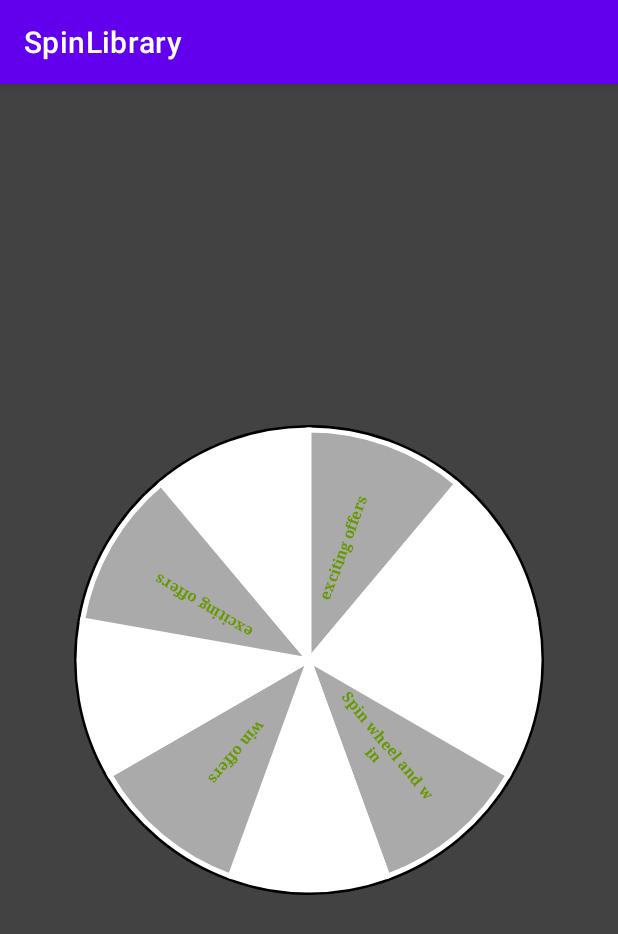
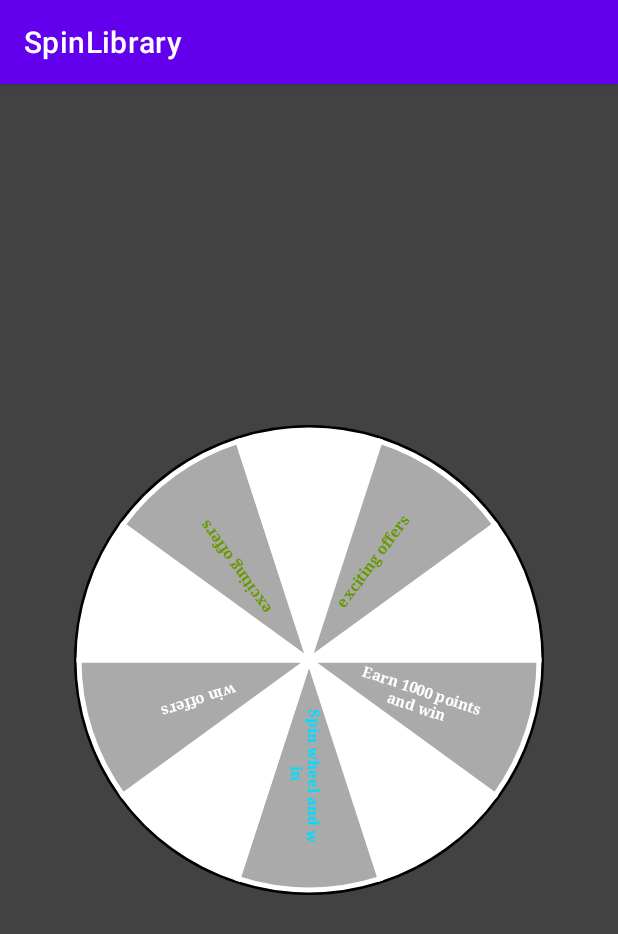
Before and after one commit to Sha489/SpinLibrary, an Android app: the screen it shows after launch (MainActivity), on a phone screen of 412 x 824 dp. Shown: the top 934 px of the screen. Run offline under Robolectric (Android 15) with nearby library versions, the phone set to English and light mode, and no system bars.

Commit message:
Changes in text color - individual

```diff
--- a/app/src/main/java/com/app/spinlibrary/MainActivity.kt
+++ b/app/src/main/java/com/app/spinlibrary/MainActivity.kt
@@ -21,11 +21,11 @@ class MainActivity : AppCompatActivity() {
     fun setData() {
         luckyItems = ArrayList<LuckyItem>()
 
-//        luckyItems?.add(LuckyItem(" Earn 1000 points and win", ContextCompat.getColor(applicationContext, android.R.color.darker_gray), ContextCompat.getColor(applicationContext, android.R.color.white)))
+        luckyItems?.add(LuckyItem(" Earn 1000 points and win", ContextCompat.getColor(applicationContext, android.R.color.darker_gray), ContextCompat.getColor(applicationContext, android.R.color.white)))
         luckyItems?.add(LuckyItem("", ContextCompat.getColor(applicationContext, android.R.color.white), ContextCompat.getColor(applicationContext, android.R.color.holo_green_dark)))
-        luckyItems?.add(LuckyItem(" Spin wheel and win", ContextCompat.getColor(applicationContext, android.R.color.darker_gray), ContextCompat.getColor(applicationContext, android.R.color.holo_green_dark)))
+        luckyItems?.add(LuckyItem(" Spin wheel and win", ContextCompat.getColor(applicationContext, android.R.color.darker_gray), ContextCompat.getColor(applicationContext, android.R.color.holo_blue_bright)))
         luckyItems?.add(LuckyItem("", ContextCompat.getColor(applicationContext, android.R.color.white),ContextCompat.getColor(applicationContext, android.R.color.holo_green_dark)))
-        luckyItems?.add(LuckyItem(" win offers", ContextCompat.getColor(applicationContext, android.R.color.darker_gray), ContextCompat.getColor(applicationContext, android.R.color.holo_green_dark)))
+        luckyItems?.add(LuckyItem(" win offers", ContextCompat.getColor(applicationContext, android.R.color.darker_gray), ContextCompat.getColor(applicationContext, android.R.color.white)))
         luckyItems?.add(LuckyItem("", ContextCompat.getColor(applicationContext, android.R.color.white), ContextCompat.getColor(applicationContext, android.R.color.holo_green_dark)))
         luckyItems?.add(LuckyItem(" exciting offers", ContextCompat.getColor(applicationContext, android.R.color.darker_gray), ContextCompat.getColor(applicationContext, android.R.color.holo_green_dark)))
         luckyItems?.add(LuckyItem("", ContextCompat.getColor(applicationContext, android.R.color.white), ContextCompat.getColor(applicationContext, android.R.color.holo_green_dark)))
--- a/library/src/main/java/rubikstudio/library/LuckyWheelView.java
+++ b/library/src/main/java/rubikstudio/library/LuckyWheelView.java
@@ -72,7 +72,7 @@ public class LuckyWheelView extends RelativeLayout implements PielView.PieRotate
             mBackgroundColor = typedArray.getColor(R.styleable.LuckyWheelView_lkwBackgroundColor, 0xffcc0000);
             mTopTextSize = typedArray.getDimensionPixelSize(R.styleable.LuckyWheelView_lkwTopTextSize, (int) LuckyWheelUtils.convertDpToPixel(10f, getContext()));
             mSecondaryTextSize = typedArray.getDimensionPixelSize(R.styleable.LuckyWheelView_lkwSecondaryTextSize, (int) LuckyWheelUtils.convertDpToPixel(20f, getContext()));
-            mTextColor = typedArray.getColor(R.styleable.LuckyWheelView_lkwTopTextColor, 0);
+//            mTextColor = typedArray.getColor(R.styleable.LuckyWheelView_lkwTopTextColor, 0);
             mTopTextPadding = typedArray.getDimensionPixelSize(R.styleable.LuckyWheelView_lkwTopTextPadding, (int) LuckyWheelUtils.convertDpToPixel(10f, getContext())) + (int) LuckyWheelUtils.convertDpToPixel(10f, getContext());
             mCursorImage = typedArray.getDrawable(R.styleable.LuckyWheelView_lkwCursor);
             mCenterImage = typedArray.getDrawable(R.styleable.LuckyWheelView_lkwCenterImage);
@@ -95,9 +95,7 @@ public class LuckyWheelView extends RelativeLayout implements PielView.PieRotate
         pielView.setPieCenterImage(mCenterImage);
         pielView.setBorderColor(mBorderColor);
         pielView.setBorderWidth(mEdgeWidth);
-
-        if (mTextColor != 0)
-            pielView.setPieTextColor(mTextColor);
+//        pielView.setPieTextColor(mTextColor);
 
         ivCursorView.setImageDrawable(mCursorImage);
 
@@ -156,9 +154,9 @@ public class LuckyWheelView extends RelativeLayout implements PielView.PieRotate
         pielView.setBorderWidth(width);
     }
 
-    public void setLuckyWheelTextColor(int color) {
-        pielView.setPieTextColor(color);
-    }
+//    public void setLuckyWheelTextColor(int color) {
+//        pielView.setPieTextColor(color);
+//    }
 
     /**
      * @param data
--- a/library/src/main/java/rubikstudio/library/PielView.java
+++ b/library/src/main/java/rubikstudio/library/PielView.java
@@ -99,7 +99,7 @@ public class PielView extends View {
         mTextPaint.setAntiAlias(true);
 
 
-        if (textColor != 0) mTextPaint.setColor(textColor);
+//        if (textColor != 0) mTextPaint.setColor(textColor);
         mTextPaint.setTextSize(TypedValue.applyDimension(TypedValue.COMPLEX_UNIT_SP, 14,
                 getResources().getDisplayMetrics()));
 
@@ -152,10 +152,10 @@ public class PielView extends View {
         invalidate();
     }
 
-    public void setPieTextColor(int color) {
-        textColor = color;
-        invalidate();
-    }
+//    public void setPieTextColor(int color) {
+//        textColor = color;
+//        invalidate();
+//    }
 
     private void drawPieBackgroundWithBitmap(Canvas canvas, Bitmap bitmap) {
         canvas.drawBitmap(bitmap, null, new Rect(mPadding / 2, mPadding / 2,
@@ -201,14 +201,15 @@ public class PielView extends View {
             if (!TextUtils.isEmpty(mLuckyItemList.get(i).topText))
                 drawTopText(canvas, tmpAngle, sweepAngle, mLuckyItemList.get(i).topText, sliceColor);
             if (!TextUtils.isEmpty(mLuckyItemList.get(i).secondaryText))
-                drawSecondaryText(canvas, tmpAngle, mLuckyItemList.get(i).secondaryText, sliceColor);
+                drawSecondaryText(canvas, tmpAngle, mLuckyItemList.get(i).secondaryText, sliceColor, mLuckyItemList.get(i).textColor);
 
             if (mLuckyItemList.get(i).icon != 0)
                 drawImage(canvas, tmpAngle, BitmapFactory.decodeResource(getResources(),
                         mLuckyItemList.get(i).icon));
             tmpAngle += sweepAngle;
 
-            mTextPaint.setColor(mLuckyItemList.get(i).textColor);
+//            if (textColor == 0)
+//                mTextPaint.setColor(mLuckyItemList.get(i).textColor);
         }
 
 //        drawCenterImage(canvas, drawableCenterImage);
@@ -283,8 +284,7 @@ public class PielView extends View {
         Path path = new Path();
         path.addArc(mRange, tmpAngle, sweepAngle);
 
-        if (textColor == 0)
-            mTextPaint.setColor(isColorDark(backgroundColor) ? 0xffffffff : 0xff000000);
+//       mTextPaint.setColor(textColor);
 
         Typeface typeface = Typeface.create(Typeface.SANS_SERIF, Typeface.NORMAL);
         mTextPaint.setTypeface(typeface);
@@ -304,12 +304,12 @@ public class PielView extends View {
      * @param mStr
      * @param backgroundColor
      */
-    private void drawSecondaryText(Canvas canvas, float tmpAngle, String mStr, int backgroundColor) {
+    private void drawSecondaryText(Canvas canvas, float tmpAngle, String mStr, int backgroundColor, int textColor) {
         canvas.save();
         int arraySize = mLuckyItemList.size();
 
 //        if (textColor == 0)
-//            mTextPaint.setColor(isColorDark(backgroundColor) ? 0xffffffff : 0xff000000);
+            mTextPaint.setColor(textColor);
 //
 //        if (backgroundColor == -1) {
 //            mTextPaint.setColor(Color.parseColor("#000000"));
```
